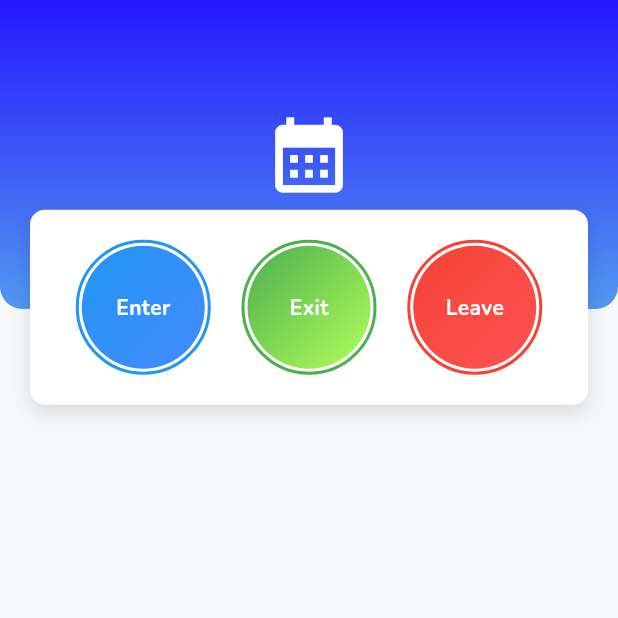
After one commit to utso1707097/data_collect, a Flutter app: the AttendanceScreen screen opened directly, on a phone screen of 412 x 824 dp, the top half of it. The commit adds this screen. Run offline on Flutter 3.47's test engine with Material 3 defaults, Android fonts, the phone set to English and light mode, and no system bars; our stand-ins replace get, google_fonts, material_design_icons_flutter, shared_preferences; missing offline and left inert: qr_code_scanner; accounts and stored records are empty.

Commit message:
Feat: Attendance Page initially developed

```diff
--- /dev/null
+++ b/lib/screens/attendance_screen.dart
@@ -0,0 +1,111 @@
+import 'package:data_fetch/widgets/custom_drawer.dart';
+import 'package:flutter/material.dart';
+
+import '../widgets/custom_circle_widget.dart';
+
+class AttendanceScreen extends StatefulWidget {
+  const AttendanceScreen({super.key});
+
+  @override
+  State<AttendanceScreen> createState() => _AttendanceScreenState();
+}
+
+class _AttendanceScreenState extends State<AttendanceScreen> {
+  @override
+  Widget build(BuildContext context) {
+    return Scaffold(
+      backgroundColor: const Color(0xffF6F8FA),
+      drawer: const CustomDrawer(),
+      body: SingleChildScrollView(
+        child: Column(
+          children: [
+            Stack(
+              clipBehavior: Clip.none,
+              children: [
+                Container(
+                  width: double.infinity,
+                  height: MediaQuery.of(context).size.height * 0.25,
+                  decoration: const BoxDecoration(
+                      gradient: LinearGradient(
+                        colors: [
+                          Color(0xff2517FF),
+                          Color(0xff5298F0),
+                        ],
+                        begin: Alignment.topCenter,
+                        end: Alignment.bottomCenter,
+                      ),
+                      borderRadius: BorderRadius.only(
+                        bottomRight: Radius.circular(15),
+                        bottomLeft: Radius.circular(15),
+                      )),
+                  child: const Icon(
+                    Icons.calendar_month,
+                    size: 60,
+                    color: Colors.white,
+                  ),
+                ),
+                Positioned(
+                  top: MediaQuery.of(context).size.height * 0.2 - 25, // Adjust position to overlap
+                  left: 20,
+                  right: 20,
+                  child: Container(
+                    padding: const EdgeInsets.symmetric(vertical: 20,horizontal: 10),
+                    decoration: const BoxDecoration(
+                      color: Colors.white,
+                      borderRadius: BorderRadius.all(
+                        Radius.circular(10),
+                      ),
+                      boxShadow: [
+                        BoxShadow(
+                          color: Colors.black12,
+                          blurRadius: 10,
+                          offset: Offset(0, 5),
+                        ),
+                      ],
+                    ),
+                    child: const Row(
+                      mainAxisAlignment: MainAxisAlignment.spaceEvenly,
+                      children: [
+                        CustomCircleWidget(
+                          text: 'Enter',
+                          size: 90.0,
+                          innerGradient: LinearGradient(
+                            colors: [Colors.blue, Colors.blueAccent],
+                            begin: Alignment.topLeft,
+                            end: Alignment.bottomRight,
+                          ),
+                          outerColor: Colors.blue,
+                        ),
+                        CustomCircleWidget(
+                          text: 'Exit',
+                          size: 90.0,
+                          innerGradient: LinearGradient(
+                            colors: [Colors.green, Colors.lightGreenAccent],
+                            begin: Alignment.topLeft,
+                            end: Alignment.bottomRight,
+                          ),
+                          outerColor: Colors.green,
+                        ),
+                        CustomCircleWidget(
+                          text: 'Leave',
+                          size: 90.0,
+                          innerGradient: LinearGradient(
+                            colors: [Colors.red, Colors.redAccent],
+                            begin: Alignment.topLeft,
+                            end: Alignment.bottomRight,
+                          ),
+                          outerColor: Colors.red,
+                        ),
+                      ],
+                    ),
+                  ),
+                ),
+              ],
+            ),
+            // Additional content can go here
+          ],
+        ),
+      ),
+    );
+  }
+}
--- a/lib/screens/market_screen.dart
+++ b/lib/screens/market_screen.dart
@@ -84,7 +84,7 @@ class _MarketScreenState extends State<MarketScreen> {
                   Icon(
                     MdiIcons.store,
                     size: 100,
-                    color: Color(0xff64FFDA),
+                    color: Colors.white,
                   ),
                   Row(
                     mainAxisAlignment: MainAxisAlignment.center,
--- /dev/null
+++ b/lib/widgets/custom_circle_widget.dart
@@ -0,0 +1,49 @@
+import 'package:flutter/material.dart';
+
+class CustomCircleWidget extends StatelessWidget {
+  final String text;
+  final double size;
+  final Gradient innerGradient;
+  final Color outerColor;
+  final double gap;
+
+  const CustomCircleWidget({
+    Key? key,
+    required this.text,
+    this.size = 60.0,
+    required this.innerGradient,
+    this.outerColor = Colors.blue,
+    this.gap = 4.0,
+  }) : super(key: key);
+
+  @override
+  Widget build(BuildContext context) {
+    return Container(
+      width: size,
+      height: size,
+      decoration: BoxDecoration(
+        shape: BoxShape.circle,
+        border: Border.all(color: outerColor, width: 2.0),
+      ),
+      child: Center(
+        child: Container(
+          width: size - gap * 2,
+          height: size - gap * 2,
+          decoration: BoxDecoration(
+            shape: BoxShape.circle,
+            gradient: innerGradient,
+          ),
+          child: Center(
+            child: Text(
+              text,
+              style: const TextStyle(
+                color: Colors.white,
+                fontWeight: FontWeight.bold,
+              ),
+            ),
+          ),
+        ),
+      ),
+    );
+  }
+}
--- a/lib/widgets/custom_drawer.dart
+++ b/lib/widgets/custom_drawer.dart
@@ -1,10 +1,12 @@
 import 'dart:developer';
 
 import 'package:data_fetch/screens/activity_screen.dart';
+import 'package:data_fetch/screens/attendance_screen.dart';
 import 'package:data_fetch/screens/login_screen.dart';
 import 'package:data_fetch/screens/market_screen.dart';
 import 'package:flutter/material.dart';
 import 'package:get/get.dart';
+import 'package:material_design_icons_flutter/material_design_icons_flutter.dart';
 
 class CustomDrawer extends StatelessWidget {
   const CustomDrawer({Key? key}) : super(key: key);
@@ -99,10 +101,30 @@ class CustomDrawer extends StatelessWidget {
             },
           ),
           ListTile(
+            leading: const Icon(Icons.fact_check_outlined),
+            title: Text(
+              'Attendance',
+              style: TextStyle(
+                fontSize: 16,
+                fontWeight: FontWeight.bold,
+              ),
+            ),
+            onTap: () {
+              // Navigate to see entered outlet page
+              // SharedPreferenceController cache = Get.find();
+              // log(cache.user?.userId ?? "");
+              Navigator.pop(context);
+              Navigator.push(
+                context,
+                MaterialPageRoute(builder: (context) => const AttendanceScreen()),
+              );
+            },
+          ),
+          ListTile(
             leading: const Icon(Icons.logout),
             title: Text(
               'Logout',
-              style: TextStyle(
+              style: const TextStyle(
                 fontSize: 16,
                 fontWeight: FontWeight.bold,
               ),
@@ -113,7 +135,7 @@ class CustomDrawer extends StatelessWidget {
               // navigatorKey.currentState!.pop();
               Navigator.of(context).pushReplacement(
                 MaterialPageRoute(
-                  builder: (context) => LoginScreen(),
+                  builder: (context) => const LoginScreen(),
                 ),
               );
             },
```
